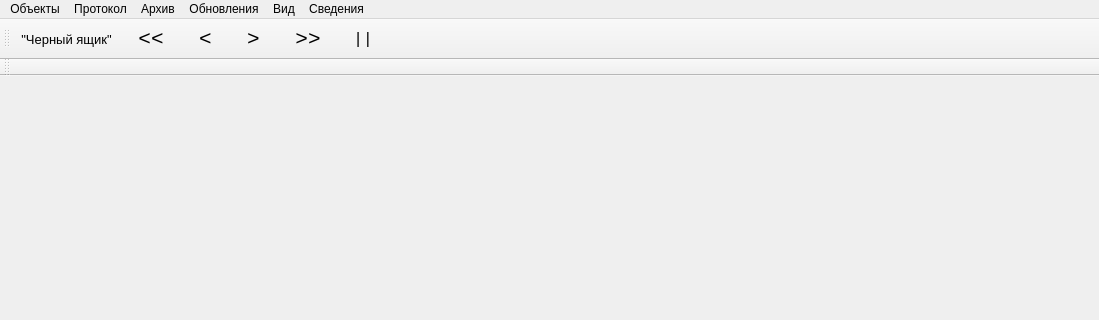
The window that armtools/mainwindow.ui (eugene-pa/armdncqt) describes before a commit, drawn with Qt 5; both pictures show x 0 to 1099 and y 0 to 320 of the 1099 by 633 pixel window.
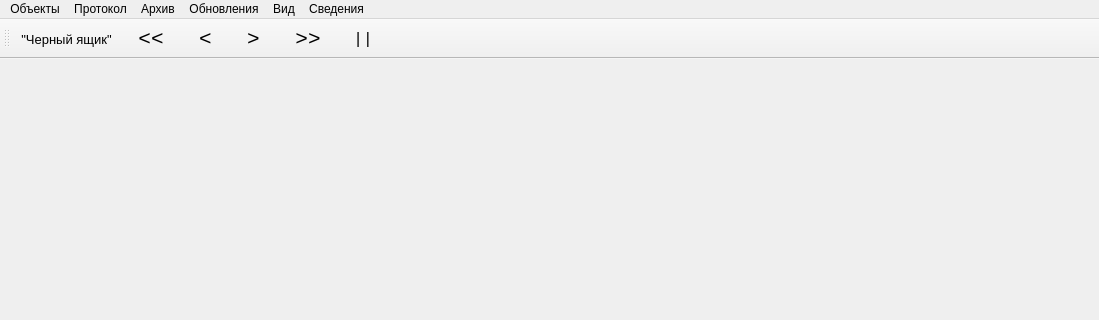
The same window after the commit.

Commit message: ... до правки boolExpression

Diff of the .ui file:
```diff
--- a/armtools/mainwindow.ui
+++ b/armtools/mainwindow.ui
@@ -116,17 +116,6 @@
    <addaction name="action_Stop"/>
   </widget>
   <widget class="QStatusBar" name="statusBar"/>
-  <widget class="QToolBar" name="toolBar2">
-   <property name="windowTitle">
-    <string>toolBar</string>
-   </property>
-   <attribute name="toolBarArea">
-    <enum>TopToolBarArea</enum>
-   </attribute>
-   <attribute name="toolBarBreak">
-    <bool>true</bool>
-   </attribute>
-  </widget>
   <action name="action_RC">
    <property name="checkable">
     <bool>true</bool>
```
Left out of the diff: 1 changed line with no effect on the pictures. The commit also changes 3 other files.
